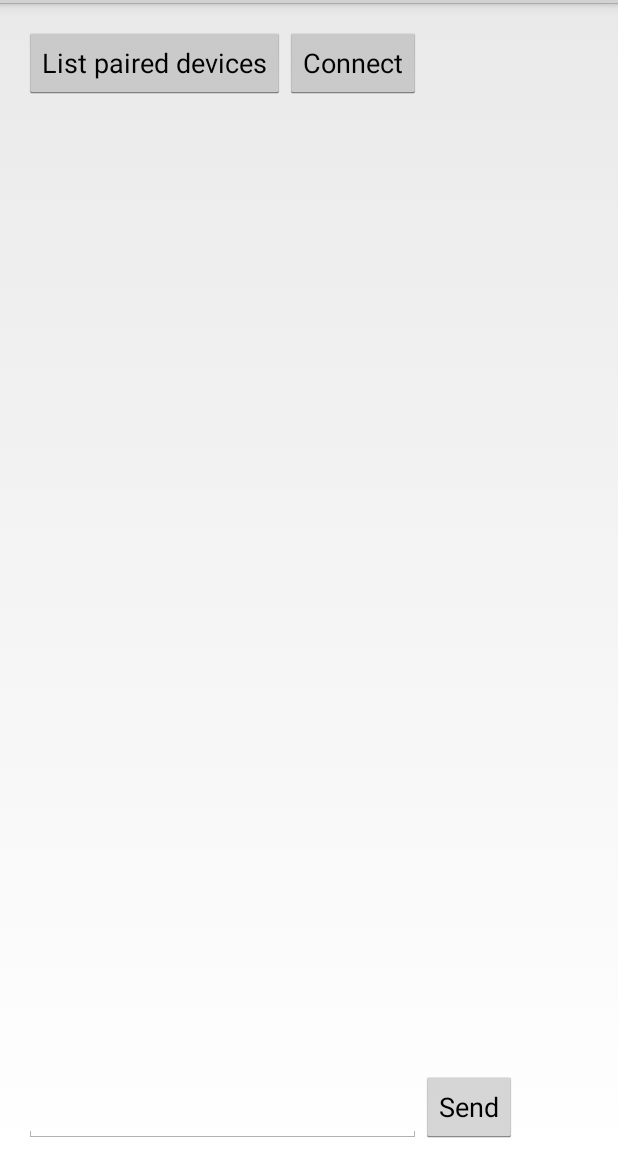
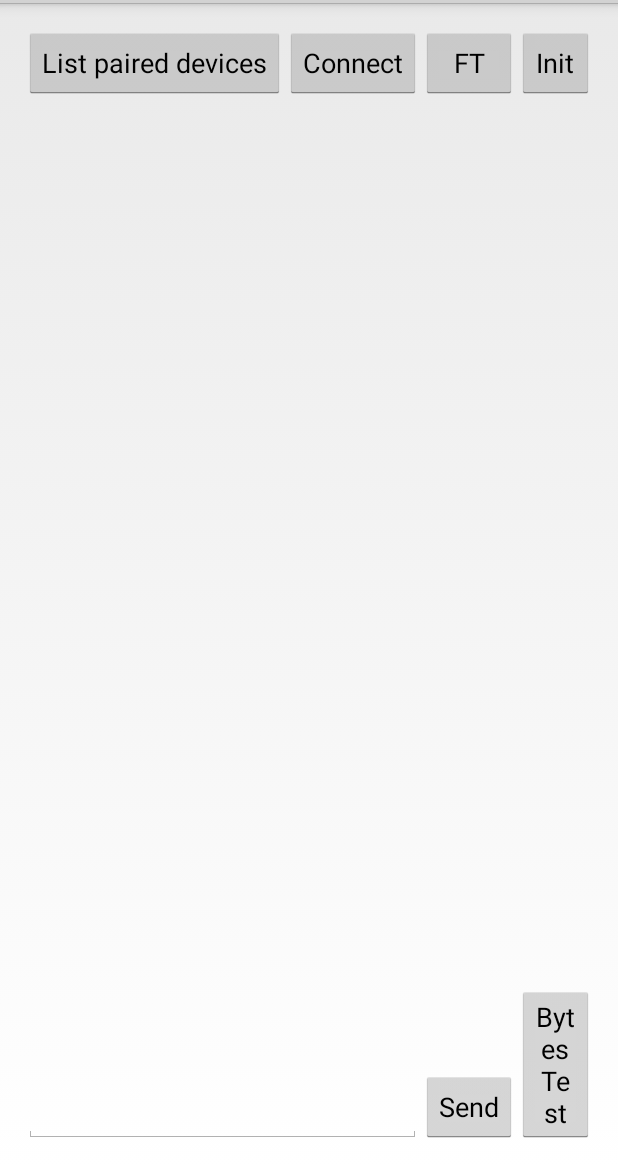
Before and after one commit to weiyuanzhu/ArduinoBluetooth, an Android app: the screen it shows after launch (BluetoothSettings), on a phone screen of 412 x 824 dp, the part 69-1236 px from its top. Run offline under Robolectric (Android 15) with nearby library versions, the phone set to English and light mode, and no system bars; libraries missing offline, so code that uses them is left out: com.larswerkman.holocolorpicker; plain views replace ColorPicker; 2 statements that could not run were skipped.

Commit message:
bluetooth ft and init done

```diff
--- a/bluetooth_settings/src/main/res/layout/activity_bluetooth_settings.xml
+++ b/bluetooth_settings/src/main/res/layout/activity_bluetooth_settings.xml
@@ -5,7 +5,8 @@
     android:paddingTop="@dimen/activity_vertical_margin"
     android:focusable="true"
     android:focusableInTouchMode="true"
-    android:paddingBottom="@dimen/activity_vertical_margin" tools:context=".BluetoothSettings">
+    android:paddingBottom="@dimen/activity_vertical_margin" tools:context=".BluetoothSettings"
+    >
 
 
     <Button
@@ -94,9 +95,45 @@
         android:layout_width="wrap_content"
         android:layout_height="wrap_content"
         android:textAppearance="?android:attr/textAppearanceSmall"
-        android:text="Small Text"
+        android:text="0/16784"
         android:id="@+id/textView"
         android:layout_alignParentBottom="true"
         android:layout_toEndOf="@+id/buttonGreen" />
 
+    <Button
+        android:layout_width="wrap_content"
+        android:layout_height="wrap_content"
+        android:text="BytesTest"
+        android:id="@+id/button2"
+        android:layout_alignParentBottom="true"
+        android:layout_toEndOf="@+id/button5"
+        android:onClick="byteTest"/>
+
+    <Button
+        android:layout_width="wrap_content"
+        android:layout_height="wrap_content"
+        android:text="FT"
+        android:id="@+id/button4"
+        android:onClick="ft"
+        android:layout_above="@+id/listView"
+        android:layout_alignStart="@+id/button5" />
+
+    <Button
+        android:layout_width="wrap_content"
+        android:layout_height="wrap_content"
+        android:text="Init"
+        android:id="@+id/button6"
+        android:layout_alignTop="@+id/button4"
+        android:layout_toEndOf="@+id/button4"
+        android:onClick="getInit"/>
+
+    <Button
+        android:layout_width="wrap_content"
+        android:layout_height="wrap_content"
+        android:text="Search LE"
+        android:id="@+id/searchLE"
+        android:layout_alignBottom="@+id/button2"
+        android:layout_toEndOf="@+id/button2"
+        android:onClick="searchLE"/>
+
 </RelativeLayout>
```
Also changed, not shown: bluetooth_settings/src/main/java/com/mackwell/bluetoothtest/BluetoothSettings.java (+141 -57 lines), 1 other file.
